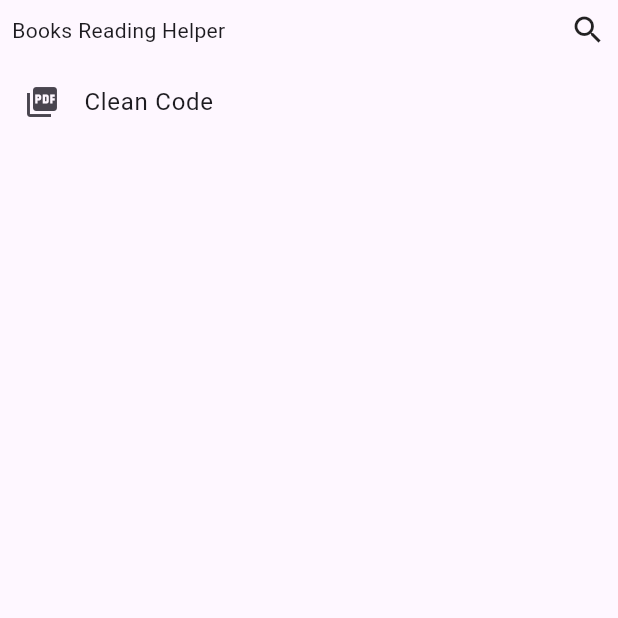
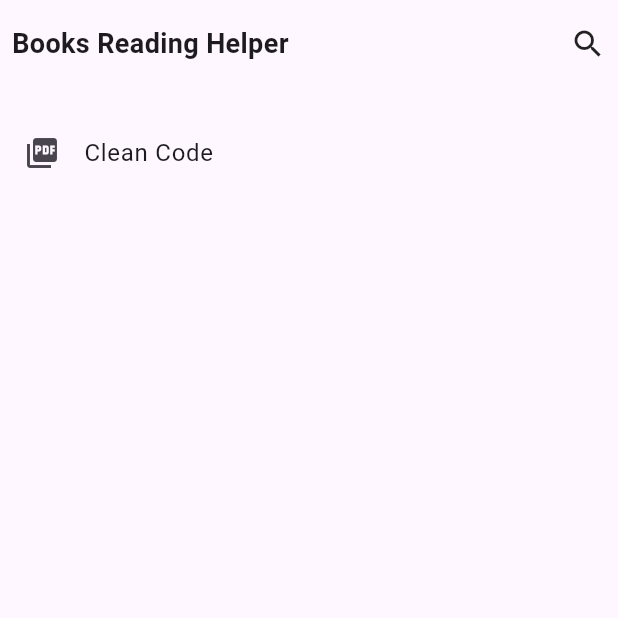
Before and after one commit to mellatilaid/books-reading-helper, a Flutter app: the screen it shows after launch, on a phone screen of 412 x 824 dp, the top half of it. Run offline on Flutter 3.47's test engine with Material 3 defaults, Android fonts, the phone set to English and light mode, and no system bars.

Commit message:
created app colors styles class

```diff
--- a/lib/core/utils/assets_data.dart
+++ b/lib/core/utils/assets_data.dart
@@ -1,3 +1,3 @@
 abstract class AssetsData {
-  static const String uplaodFile = 'assets/home_page_image.webp';
+  static const String bookItemLogo = 'assets/images/book_item_logo.png';
 }
--- /dev/null
+++ b/lib/features/home/presentation/views/widgets/custom_app_bar.dart
@@ -0,0 +1,23 @@
+import 'package:books_reading_helper/core/utils/styles.dart';
+import 'package:flutter/material.dart';
+
+class CustomAppBar extends StatelessWidget {
+  const CustomAppBar({super.key});
+
+  @override
+  Widget build(BuildContext context) {
+    return const Padding(
+      padding: EdgeInsets.symmetric(vertical: 16.0, horizontal: 8),
+      child: Row(
+        mainAxisAlignment: MainAxisAlignment.spaceBetween,
+        children: [
+          Text(
+            'Books Reading Helper',
+            style: Styles.textStyle18,
+          ),
+          Icon(Icons.search),
+        ],
+      ),
+    );
+  }
+}
--- a/lib/features/home/presentation/views/widgets/home_view_body.dart
+++ b/lib/features/home/presentation/views/widgets/home_view_body.dart
@@ -1,3 +1,4 @@
+import 'package:books_reading_helper/features/home/presentation/views/widgets/custom_app_bar.dart';
 import 'package:flutter/material.dart';
 
 class HomeViewBody extends StatelessWidget {
@@ -8,6 +9,9 @@
     return const Column(
       children: [
         CustomAppBar(),
+        SizedBox(
+          height: 16,
+        ),
         ListTile(
           leading: Icon(Icons.picture_as_pdf),
           title: Text('Clean Code'),
@@ -16,21 +20,3 @@
     );
   }
 }
-
-class CustomAppBar extends StatelessWidget {
-  const CustomAppBar({super.key});
-
-  @override
-  Widget build(BuildContext context) {
-    return const Padding(
-      padding: EdgeInsets.all(8.0),
-      child: Row(
-        mainAxisAlignment: MainAxisAlignment.spaceBetween,
-        children: [
-          Text('Books Reading Helper'),
-          Icon(Icons.search),
-        ],
-      ),
-    );
-  }
-}
--- a/pubspec.yaml
+++ b/pubspec.yaml
@@ -59,8 +59,8 @@
   uses-material-design: true
 
   # To add assets to your application, add an assets section, like this:
-  # assets:
-  #   - images/a_dot_burr.jpeg
+  assets:
+    - assets/images/
   #   - images/a_dot_ham.jpeg
 
   # An image asset can refer to one or more resolution-specific "variants", see
```
Also changed, not shown: lib/core/utils/colors.dart (added, +9 -0 lines), assets/images/book_item_logo.png (added).
